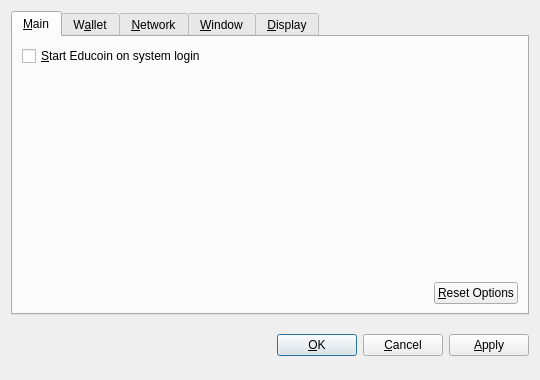
sansicoin/educoin_v2, file src/qt/forms/optionsdialog.ui: the form before one commit.
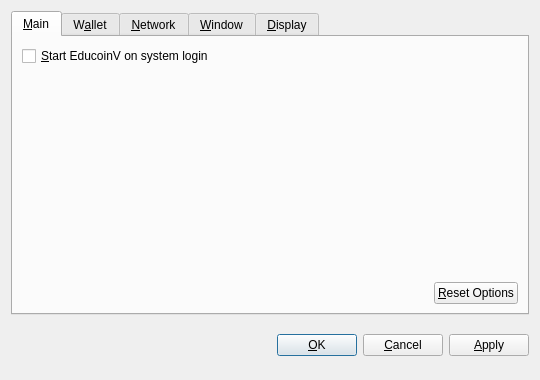
The form after the commit. Custom widgets are drawn as their Qt base class.

```diff
--- a/src/qt/forms/optionsdialog.ui
+++ b/src/qt/forms/optionsdialog.ui
@@ -36,7 +36,7 @@
           <string>Automatically start Educoin after logging in to the system.</string>
          </property>
          <property name="text">
-          <string>&amp;Start Educoin on system login</string>
+          <string>&amp;Start EducoinV on system login</string>
          </property>
         </widget>
        </item>
```
Left out of the diff: 10 changed lines with no effect on the pictures.
